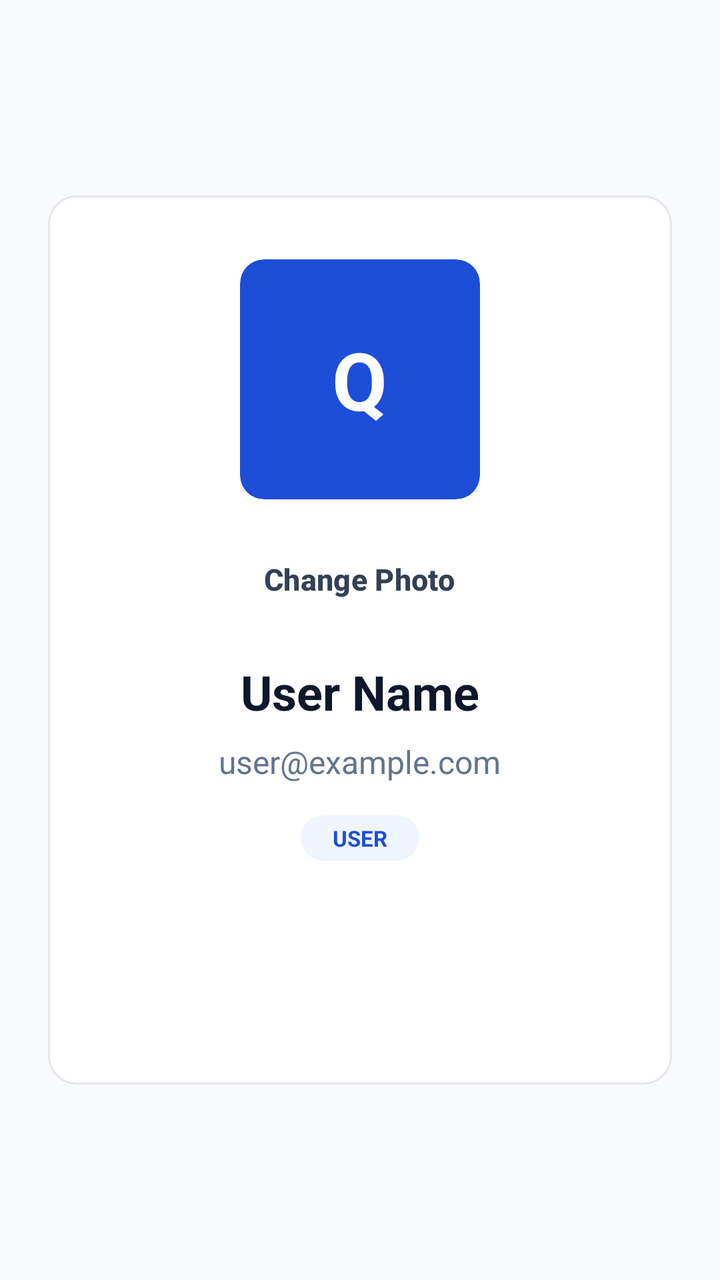
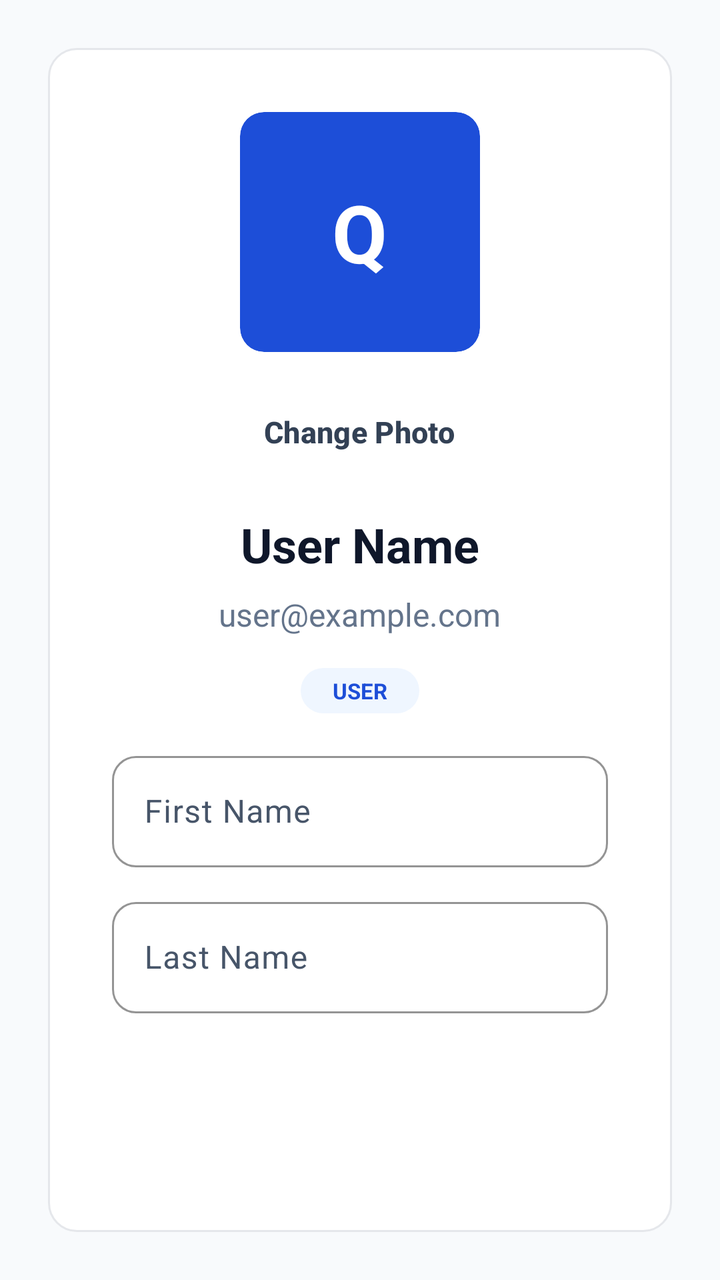

Compare the two renders of this Android layout. The source of the first and the diff that turns it into the second are given below.
<!-- AndroidManifest.xml: application theme Theme.QueueEase -->
<!-- res/layout/fragment_profile.xml -->
<?xml version="1.0" encoding="utf-8"?>
<androidx.constraintlayout.widget.ConstraintLayout xmlns:android="http://schemas.android.com/apk/res/android"
    xmlns:app="http://schemas.android.com/apk/res-auto"
    android:layout_width="match_parent"
    android:layout_height="match_parent"
    android:background="@color/gray_50"
    android:padding="24dp">

    <LinearLayout
        android:layout_width="match_parent"
        android:layout_height="wrap_content"
        android:background="@drawable/bg_card"
        android:orientation="vertical"
        android:padding="32dp"
        android:gravity="center"
        app:layout_constraintTop_toTopOf="parent"
        app:layout_constraintBottom_toBottomOf="parent">

        <FrameLayout
            android:layout_width="120dp"
            android:layout_height="120dp"
            android:layout_marginBottom="16dp">

            <ImageView
                android:id="@+id/ivAvatar"
                android:layout_width="match_parent"
                android:layout_height="match_parent"
                android:background="@drawable/bg_button_primary"
                android:scaleType="centerCrop"
                android:clipToOutline="true" />
                
            <TextView
                android:id="@+id/tvAvatarInitials"
                android:layout_width="wrap_content"
                android:layout_height="wrap_content"
                android:layout_gravity="center"
                android:text="Q"
                android:textColor="@color/white"
                android:textSize="40sp"
                android:textStyle="bold" />
                
        </FrameLayout>

        <Button
            android:id="@+id/btnChangePhoto"
            style="@style/QueueEase.Button.Outline"
            android:layout_width="wrap_content"
            android:layout_height="wrap_content"
            android:layout_marginBottom="16dp"
            android:text="Change Photo" />

        <TextView
            android:id="@+id/tvName"
            android:layout_width="wrap_content"
            android:layout_height="wrap_content"
            android:text="User Name"
            android:textColor="@color/gray_900"
            android:textSize="24sp"
            android:textStyle="bold"
            android:layout_marginBottom="8dp" />

        <TextView
            android:id="@+id/tvEmail"
            android:layout_width="wrap_content"
            android:layout_height="wrap_content"
            android:text="user@example.com"
            android:textColor="@color/gray_500"
            android:textSize="16sp"
            android:layout_marginBottom="16dp" />

        <TextView
            android:id="@+id/tvRole"
            style="@style/QueueEase.Pill"
            android:layout_width="wrap_content"
            android:layout_height="wrap_content"
            android:background="@drawable/bg_pill_category"
            android:text="USER"
            android:textColor="@color/blue_600"
            android:layout_marginBottom="32dp" />

        <Button
            android:id="@+id/btnSave"
            style="@style/QueueEase.Button.Primary"
            android:layout_width="match_parent"
            android:layout_height="wrap_content"
            android:layout_marginBottom="16dp"
            android:text="Save Profile"
            android:visibility="gone" />

        <Button
            android:id="@+id/btnLogout"
            style="@style/QueueEase.Button.Danger"
            android:layout_width="match_parent"
            android:layout_height="wrap_content"
            android:text="@string/logout" />

    </LinearLayout>

</androidx.constraintlayout.widget.ConstraintLayout>
<!-- resources referenced by this layout -->
<resources>
  <color name="blue_600">#1D4ED8</color>
  <color name="gray_50">#F8FAFC</color>
  <color name="gray_500">#64748B</color>
  <color name="gray_900">#0F172A</color>
  <color name="white">#FFFFFFFF</color>
  <!-- drawable bg_button_primary (drawable) -->
  <?xml version="1.0" encoding="utf-8"?>
  <ripple xmlns:android="http://schemas.android.com/apk/res/android"
      android:color="#1E40AF">
      <item>
          <shape android:shape="rectangle">
              <solid android:color="#1D4ED8" />
              <corners android:radius="12dp" />
          </shape>
      </item>
  </ripple>
  <!-- drawable bg_card (drawable) -->
  <?xml version="1.0" encoding="utf-8"?>
  <shape xmlns:android="http://schemas.android.com/apk/res/android"
      android:shape="rectangle">
      <solid android:color="#FFFFFF" />
      <corners android:radius="14dp" />
      <stroke android:width="1dp" android:color="#E5E7EB" />
  </shape>
  <!-- drawable bg_pill_category (drawable) -->
  <?xml version="1.0" encoding="utf-8"?>
  <shape xmlns:android="http://schemas.android.com/apk/res/android"
      android:shape="rectangle">
      <solid android:color="#EFF6FF" />
      <corners android:radius="999dp" />
  </shape>
  <string name="logout">Logout</string>
  <style name="QueueEase.Button.Danger" parent="QueueEase.Button">
          <item name="backgroundTint">@color/red_600</item>
          <item name="android:textColor">@color/white</item>
      </style>
  <style name="QueueEase.Button.Primary" parent="QueueEase.Button">
          <item name="backgroundTint">@color/blue_600</item>
          <item name="android:textColor">@color/white</item>
      </style>
  <style name="QueueEase.Pill">
          <item name="android:paddingHorizontal">@dimen/spacing_md</item>
          <item name="android:paddingVertical">@dimen/spacing_xs</item>
          <item name="android:textSize">@dimen/text_xs</item>
          <item name="android:textStyle">bold</item>
          <item name="android:gravity">center</item>
      </style>
  <style name="Theme.QueueEase" parent="Base.Theme.QueueEase" />
  <color name="red_600">#B91C1C</color>
  <dimen name="button_height">48dp</dimen>
  <dimen name="text_base">15sp</dimen>
  <dimen name="radius_md">12dp</dimen>
  <color name="gray_300">#CBD5E1</color>
  <color name="gray_700">#334155</color>
  <dimen name="spacing_md">16dp</dimen>
  <dimen name="spacing_xs">4dp</dimen>
  <dimen name="text_xs">11sp</dimen>
  <color name="blue_100">#DBEAFE</color>
  <color name="blue_700">#1E40AF</color>
  <color name="green_600">#047857</color>
  <color name="green_50">#ECFDF5</color>
  <color name="purple_500">#7C3AED</color>
  <color name="red_500">#DC2626</color>
  <color name="red_50">#FEF2F2</color>
  <color name="gray_800">#1E293B</color>
  <color name="gray_600">#475569</color>
  <color name="border_subtle">#E5E7EB</color>
  <style name="QueueEase.ShapeSmall" parent="ShapeAppearance.Material3.SmallComponent">
          <item name="cornerSize">8dp</item>
      </style>
  <style name="QueueEase.ShapeMedium" parent="ShapeAppearance.Material3.MediumComponent">
          <item name="cornerSize">12dp</item>
      </style>
  <style name="QueueEase.ShapeLarge" parent="ShapeAppearance.Material3.LargeComponent">
          <item name="cornerSize">16dp</item>
      </style>
  <!-- unchanged entries left out for length: 3 -->
</resources>

<!-- the commit's change to res/layout/fragment_profile.xml (unified diff, before → after) -->
@@ -76,7 +76,39 @@
             android:background="@drawable/bg_pill_category"
             android:text="USER"
             android:textColor="@color/blue_600"
-            android:layout_marginBottom="32dp" />
+            android:layout_marginBottom="16dp" />
+
+        <com.google.android.material.textfield.TextInputLayout
+            android:id="@+id/tilFirstname"
+            style="@style/QueueEase.TextInput"
+            android:layout_width="match_parent"
+            android:layout_height="wrap_content"
+            android:layout_marginBottom="12dp"
+            android:hint="First Name">
+
+            <com.google.android.material.textfield.TextInputEditText
+                android:id="@+id/etFirstname"
+                android:layout_width="match_parent"
+                android:layout_height="wrap_content"
+                android:inputType="textPersonName"
+                android:maxLines="1" />
+        </com.google.android.material.textfield.TextInputLayout>
+
+        <com.google.android.material.textfield.TextInputLayout
+            android:id="@+id/tilLastname"
+            style="@style/QueueEase.TextInput"
+            android:layout_width="match_parent"
+            android:layout_height="wrap_content"
+            android:layout_marginBottom="24dp"
+            android:hint="Last Name">
+
+            <com.google.android.material.textfield.TextInputEditText
+                android:id="@+id/etLastname"
+                android:layout_width="match_parent"
+                android:layout_height="wrap_content"
+                android:inputType="textPersonName"
+                android:maxLines="1" />
+        </com.google.android.material.textfield.TextInputLayout>
 
         <Button
             android:id="@+id/btnSave"
@@ -84,8 +116,7 @@
             android:layout_width="match_parent"
             android:layout_height="wrap_content"
             android:layout_marginBottom="16dp"
-            android:text="Save Profile"
-            android:visibility="gone" />
+            android:text="Save Changes" />
 
         <Button
             android:id="@+id/btnLogout"
<!-- resource entries referenced after the edit -->
@@ -47,6 +47,17 @@
           <item name="android:textStyle">bold</item>
           <item name="android:gravity">center</item>
       </style>
+  <style name="QueueEase.TextInput" parent="Widget.Material3.TextInputLayout.OutlinedBox">
+          <item name="boxStrokeColor">@color/gray_300</item>
+          <item name="boxStrokeWidth">1dp</item>
+          <item name="boxStrokeWidthFocused">2dp</item>
+          <item name="boxBackgroundColor">@color/white</item>
+          <item name="boxCornerRadiusTopStart">@dimen/radius_md</item>
+          <item name="boxCornerRadiusTopEnd">@dimen/radius_md</item>
+          <item name="boxCornerRadiusBottomStart">@dimen/radius_md</item>
+          <item name="boxCornerRadiusBottomEnd">@dimen/radius_md</item>
+          <item name="hintTextColor">@color/blue_600</item>
+      </style>
   <style name="Theme.QueueEase" parent="Base.Theme.QueueEase" />
   <color name="red_600">#B91C1C</color>
   <dimen name="button_height">48dp</dimen>
